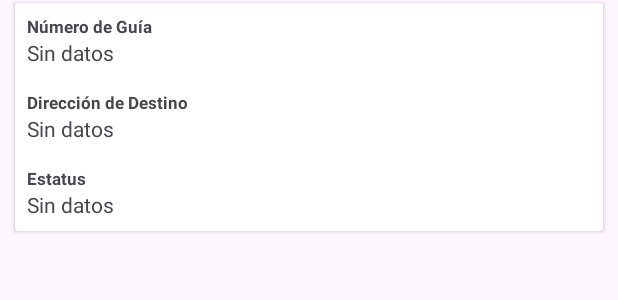
After one commit to AndresFS30/FastTimeApp, an Android app: the layout item_recycler_envios.xml on its own in the app's theme, with its tools: preview values and no code run, on a phone screen of 412 x 824 dp. The commit adds this screen. Shown: the top 300 px of the screen. Run offline under Robolectric (Android 15) with nearby library versions, the phone set to English and light mode, and no system bars.

Commit message:
Mejora de la interfaz de envios

```diff
--- /dev/null
+++ b/app/src/main/res/layout/item_recycler_envios.xml
@@ -0,0 +1,76 @@
+<?xml version="1.0" encoding="utf-8"?>
+<LinearLayout xmlns:android="http://schemas.android.com/apk/res/android"
+    android:layout_width="match_parent"
+    android:layout_height="wrap_content"
+    android:orientation="vertical">
+
+    <androidx.cardview.widget.CardView
+
+        android:layout_width="match_parent"
+        android:layout_height="wrap_content"
+        android:layout_marginTop="2dp"
+        android:layout_marginStart="10dp"
+        android:layout_marginEnd="10dp"
+        android:layout_marginBottom="2dp">
+        <LinearLayout
+            android:id="@+id/ll_envio"
+            android:layout_width="match_parent"
+            android:layout_height="match_parent"
+            android:orientation="vertical">
+
+            <TextView
+                android:layout_width="wrap_content"
+                android:layout_height="wrap_content"
+                android:text="@string/numero_guía"
+                android:textStyle="bold"
+                android:textSize="11sp"
+                android:layout_marginTop="8dp"
+                android:layout_marginStart="8dp"/>
+
+            <TextView
+                android:id="@+id/tv_numero_guia"
+                android:layout_width="match_parent"
+                android:layout_height="wrap_content"
+                android:layout_marginStart="8dp"
+                android:layout_marginEnd="8dp"
+                android:layout_marginBottom="8dp"
+                android:text="@string/sin_datos"/>
+
+            <TextView
+                android:layout_width="wrap_content"
+                android:layout_height="wrap_content"
+                android:text="@string/direccion_de_destino"
+                android:textStyle="bold"
+                android:textSize="11sp"
+                android:layout_marginTop="8dp"
+                android:layout_marginStart="8dp"/>
+
+            <TextView
+                android:id="@+id/tv_destino_envio"
+                android:layout_width="match_parent"
+                android:layout_height="wrap_content"
+                android:layout_marginStart="8dp"
+                android:layout_marginEnd="8dp"
+                android:layout_marginBottom="8dp"
+                android:text="@string/sin_datos"/>
+
+            <TextView
+                android:layout_width="wrap_content"
+                android:layout_height="wrap_content"
+                android:text="@string/estatus"
+                android:textStyle="bold"
+                android:textSize="11sp"
+                android:layout_marginTop="8dp"
+                android:layout_marginStart="8dp"/>
+
+            <TextView
+                android:id="@+id/tv_estatus_envio"
+                android:layout_width="match_parent"
+                android:layout_height="wrap_content"
+                android:layout_marginStart="8dp"
+                android:layout_marginEnd="8dp"
+                android:layout_marginBottom="8dp"
+                android:text="@string/sin_datos"/>
+        </LinearLayout>
+    </androidx.cardview.widget.CardView>
+</LinearLayout>
--- a/app/src/main/res/values/strings.xml
+++ b/app/src/main/res/values/strings.xml
@@ -18,6 +18,7 @@
     <string name="contacto_cliente">Contacto del Cliente</string>
     <string name="estatus">Estatus</string>
     <string name="motivo">Motivo</string>
+    <string name="numero_guía">Número de Guía</string>
 
     <string name="nombre">Nombre</string>
     <string name="apellido_paterno">Apellido Paterno</string>
```
Also changed, not shown: app/src/main/java/Adaptadores/EnvioAdapter.kt (added, +41 -0 lines), app/src/main/java/Interfaces/ListenerRecyclerEnvios.kt (added, +7 -0 lines), app/src/main/java/com/example/fasttimeapp/EnviosActivity.kt (+25 -19 lines), app/src/main/res/layout/activity_envios.xml (+9 -4 lines).
